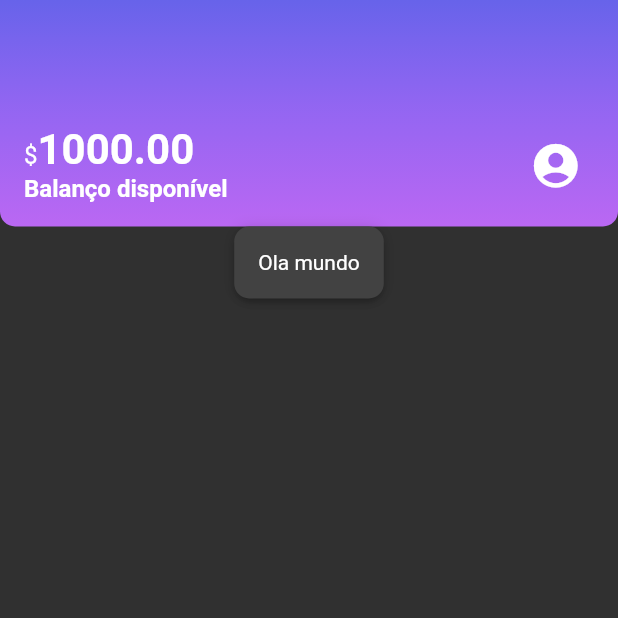
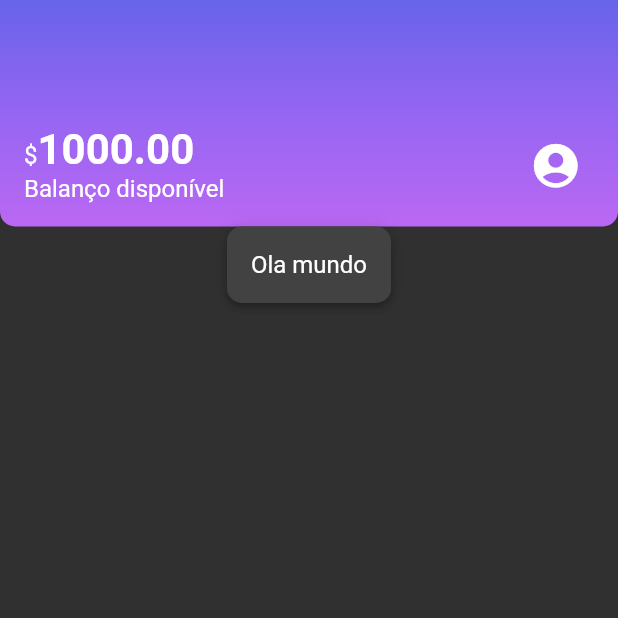
Before and after one commit to RafaellaBarbosa/alubank, a Flutter app: the screen it shows after launch, on a phone screen of 412 x 824 dp, the top half of it. Run offline on Flutter 3.47's test engine with Material 2 defaults, Android fonts, the phone set to English and light mode, and no system bars; Roboto replaces fonts that are missing (Raleway).

Commit message:
adicionar tipografia

```diff
--- a/lib/components/sections/header.dart
+++ b/lib/components/sections/header.dart
@@ -22,32 +22,19 @@ class Header extends StatelessWidget {
           Column(
             mainAxisSize: MainAxisSize.min,
             crossAxisAlignment: CrossAxisAlignment.start,
-            children: const <Widget>[
+            children:  <Widget>[
               Text.rich(
                 TextSpan(
                   text: "\$",
-                  style: TextStyle(
-                      color: Colors.white,
-                      fontSize: 16,
-                      fontWeight: FontWeight.w400,
-                      fontFamily: "Raleway"),
                   children: [
                     TextSpan(
                       text: '1000.00',
-                      style: TextStyle(
-                          color: Colors.white,
-                          fontSize: 28,
-                          fontWeight: FontWeight.bold,
-                          fontFamily: "Raleway"),
+                      style: Theme.of(context).textTheme.bodyLarge
                     )
                   ],
                 ),
               ),
-              Text('Balanço disponível',
-                  style: TextStyle(
-                      color: Colors.white,
-                      fontSize: 16,
-                      fontWeight: FontWeight.bold)),
+              const Text('Balanço disponível', style: TextStyle()),
             ],
           ),
           IconButton(
--- a/lib/theme/my_theme.dart
+++ b/lib/theme/my_theme.dart
@@ -4,4 +4,8 @@ import 'package:flutter/material.dart';
 ThemeData myTheme = ThemeData(
     primarySwatch: ThemeColors.primaryColor,
     primaryColor: ThemeColors.primaryColor,
-    brightness: Brightness.dark);
+    brightness: Brightness.dark,
+    textTheme: const TextTheme(
+      bodyMedium: TextStyle(fontSize: 16),
+      bodyLarge: TextStyle(fontSize: 28, fontWeight: FontWeight.bold),
+    ));
```
